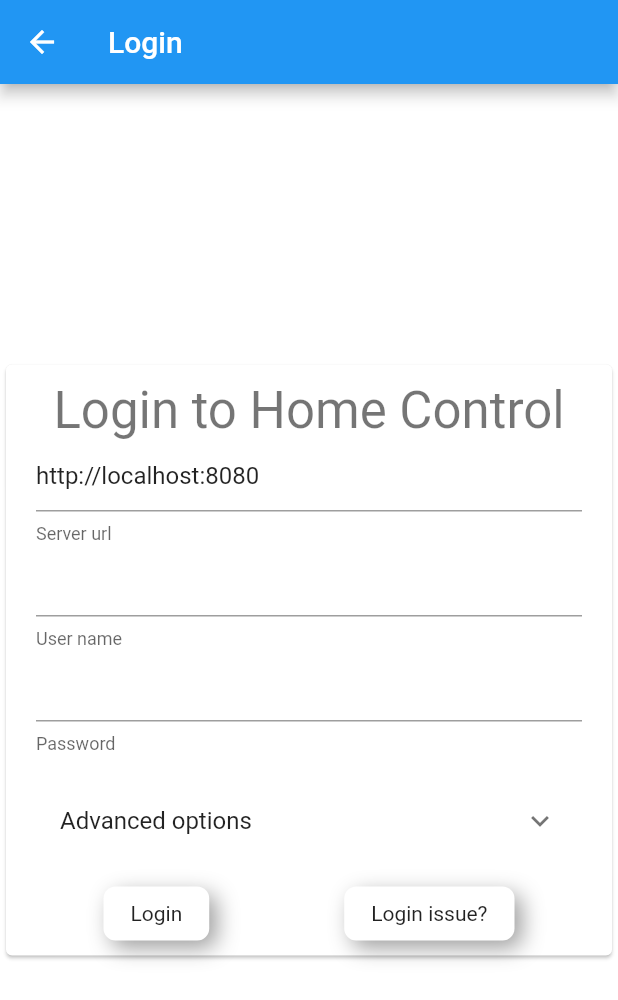
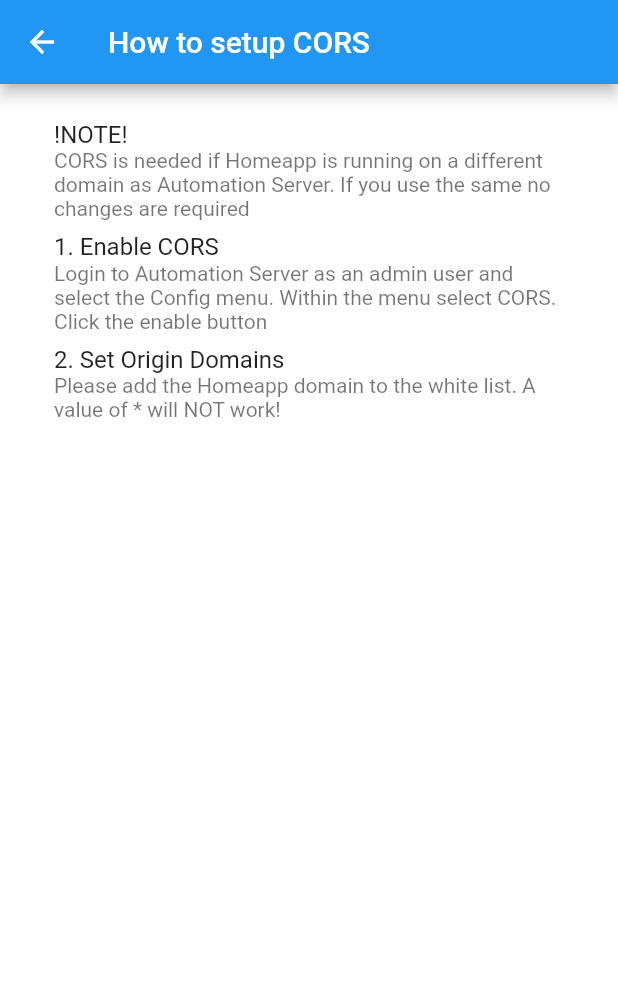
Before and after one commit to DerKleinePunk/FullterGuiTest, a Flutter app: the screen it shows after launch, after a tap on "Advanced options", after a tap on "Login", after a tap on "Login issue?", on a phone screen of 412 x 824 dp. Shown: the top 1000 px of the screen. Run offline on Flutter 3.47's test engine with Material 2 defaults, Android fonts, the light colour scheme and no system bars; drawn by our look-alikes of flutter_neumorphic; our stand-ins replace audioplayers, bloc, flutter_bloc, flutter_colorpicker, package_info_plus, shared_preferences; generated files the repository leaves out were written again.

```diff
--- a/lib/component/widget/login_form.dart
+++ b/lib/component/widget/login_form.dart
@@ -73,6 +73,7 @@ class _LoginFormState extends State<LoginForm> {
     } else if (state is LoginRunning) {
       return const CircularProgressIndicator();
     } else {
+      debugPrint("Login form BadState " + state.toString());
       return const Text('This is not the text you are looking for');
     }
   }
--- a/lib/core/router.dart
+++ b/lib/core/router.dart
@@ -1,5 +1,5 @@
 import 'package:mnehomeapp/component/bootstrap/bootstrap.dart';
-//import 'package:mnehomeapp/screens/corsHelp.dart';
+import 'package:mnehomeapp/screens/cors_help.dart';
 import 'package:mnehomeapp/screens/dashboard.dart';
 import 'package:mnehomeapp/component/bootstrap/home_server_bootstrap.dart';
 //import 'package:caladrius/screens/database.dart';
@@ -33,13 +33,16 @@ class AppRouter {
     } else {
       data = (settings.name ?? '').getRoutingData; //route to url
     }
+
+    debugPrint("generateRoute " + data.route.first);
+
     //Only the first segment defines the route
     switch (data.route.first) {
-      /*case 'cors':
+      case 'cors':
         {
           return pageRoute(CorsHelp(), data);
         }
-      case 'database':
+      /*case 'database':
         {
           //If the database part is missing -> Dashboard
           if (data.route.length == 1) {
--- /dev/null
+++ b/lib/screens/cors_help.dart
@@ -0,0 +1,52 @@
+import 'package:mnehomeapp/core/router.dart';
+import 'package:flutter/material.dart';
+
+class CorsHelp extends StatelessWidget {
+  const CorsHelp({Key? key}) : super(key: key);
+
+  @override
+  Widget build(BuildContext context) {
+    final route = ModalRoute.of(context);
+    final firstRoute = route?.isFirst ?? true;
+    final RoutingData? args = route?.settings.arguments as RoutingData;
+    if (args != null) {
+      debugPrint(args.fullRoute);
+    }
+
+    List<Widget>? actions = [];
+    if (firstRoute) {
+      actions.add(IconButton(
+          icon: const Icon(Icons.login),
+          onPressed: () {
+            Navigator.of(context).pushReplacementNamed('dashboard');
+          }));
+    }
+
+    return Scaffold(
+      appBar: AppBar(
+        title: const Text('How to setup CORS'),
+        actions: actions,
+      ),
+      body: ListView(
+        padding: const EdgeInsets.all(20),
+        children: const [
+          ListTile(
+            title: Text('!NOTE!'),
+            subtitle: Text(
+                'CORS is needed if Homeapp is running on a different domain as Automation Server. If you use the same no changes are required'),
+          ),
+          ListTile(
+            title: Text('1. Enable CORS'),
+            subtitle: Text(
+                'Login to Automation Server as an admin user and select the Config menu. Within the menu select CORS. Click the enable button'),
+          ),
+          ListTile(
+            title: Text('2. Set Origin Domains'),
+            subtitle: Text(
+                'Please add the Homeapp domain to the white list. A value of * will NOT work!'),
+          ),
+        ],
+      ),
+    );
+  }
+}
--- a/lib/screens/dashboard.dart
+++ b/lib/screens/dashboard.dart
@@ -1,7 +1,6 @@
 import 'package:audioplayers/audioplayers.dart';
 import 'package:mnehomeapp/core/client_helper.dart';
 import 'package:flutter_gen/gen_l10n/app_localizations.dart';
-import 'package:mnehomeapp/server/user_settings.dart';
 import '../component/widget/third_party/adaptive_scaffold.dart';
 import '../component/widget/automation_form.dart';
 import '../component/widget/settings_form.dart';
```
Also changed, not shown: pubspec.lock, 1 other file.
